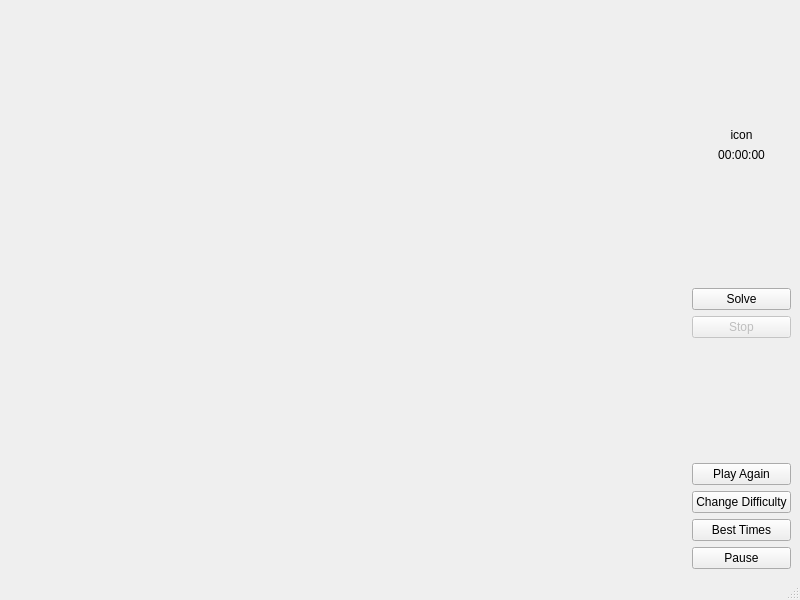
LesterEvSe/Game15, file forms/gameui.ui: the form before one commit.
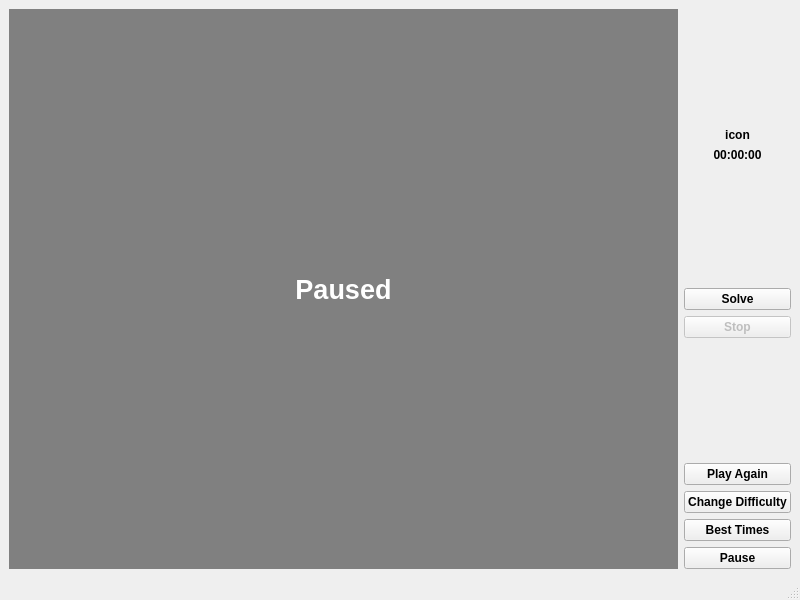
The form after the commit.

Commit message: Switching to QStackWidget, added pause QWidget inside

```diff
--- a/forms/gameui.ui
+++ b/forms/gameui.ui
@@ -10,6 +10,11 @@
     <height>600</height>
    </rect>
   </property>
+  <property name="font">
+   <font>
+    <bold>true</bold>
+   </font>
+  </property>
   <property name="windowTitle">
    <string>MainWindow</string>
   </property>
@@ -18,13 +23,46 @@
     <item>
      <layout class="QHBoxLayout" name="horizontalLayout">
       <item>
-       <widget class="QWidget" name="widget" native="true">
-        <property name="sizePolicy">
-         <sizepolicy hsizetype="Expanding" vsizetype="Preferred">
-          <horstretch>0</horstretch>
-          <verstretch>0</verstretch>
-         </sizepolicy>
+       <widget class="QStackedWidget" name="stackedWidget">
+        <property name="font">
+         <font>
+          <pointsize>20</pointsize>
+          <bold>true</bold>
+         </font>
         </property>
+        <property name="currentIndex">
+         <number>1</number>
+        </property>
+        <widget class="QWidget" name="Game"/>
+        <widget class="QWidget" name="Pause">
+         <property name="layoutDirection">
+          <enum>Qt::LeftToRight</enum>
+         </property>
+         <property name="styleSheet">
+          <string notr="true">background-color: gray;</string>
+         </property>
+         <layout class="QHBoxLayout" name="horizontalLayout_3">
+          <item>
+           <widget class="QLabel" name="label">
+            <property name="font">
+             <font>
+              <pointsize>20</pointsize>
+              <bold>true</bold>
+             </font>
+            </property>
+            <property name="styleSheet">
+             <string notr="true">color: white;</string>
+            </property>
+            <property name="text">
+             <string>Paused</string>
+            </property>
+            <property name="alignment">
+             <set>Qt::AlignCenter</set>
+            </property>
+           </widget>
+          </item>
+         </layout>
+        </widget>
        </widget>
       </item>
       <item>
```
The commit also changes 3 other files.
